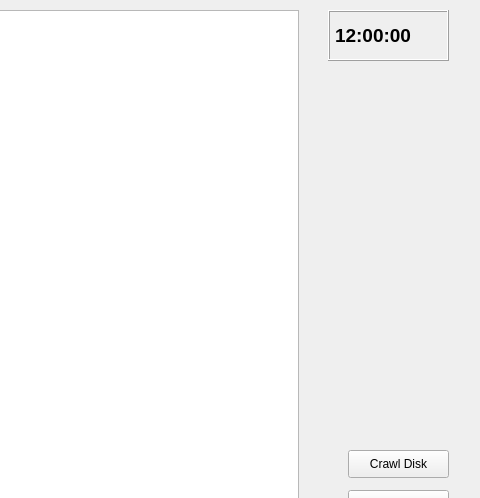
Qt form Code/gui.ui (Dreamwalkerx5/disk_analyser) before a commit; both pictures show x 472 to 952 and y 0 to 498 of the 952 by 761 pixel window.
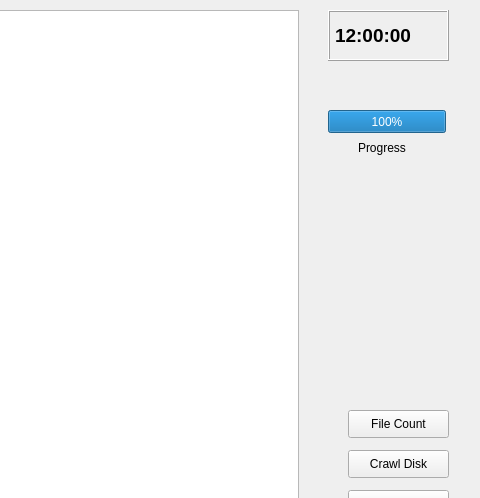
The same form after that commit.

Patch:
```diff
--- a/Code/gui.ui
+++ b/Code/gui.ui
@@ -128,6 +128,45 @@
      <bool>false</bool>
     </property>
    </widget>
+   <widget class="QPushButton" name="count_button">
+    <property name="geometry">
+     <rect>
+      <x>820</x>
+      <y>410</y>
+      <width>101</width>
+      <height>28</height>
+     </rect>
+    </property>
+    <property name="text">
+     <string>File Count</string>
+    </property>
+   </widget>
+   <widget class="QProgressBar" name="progressBar">
+    <property name="geometry">
+     <rect>
+      <x>800</x>
+      <y>110</y>
+      <width>118</width>
+      <height>23</height>
+     </rect>
+    </property>
+    <property name="value">
+     <number>100</number>
+    </property>
+   </widget>
+   <widget class="QLabel" name="label">
+    <property name="geometry">
+     <rect>
+      <x>830</x>
+      <y>140</y>
+      <width>55</width>
+      <height>16</height>
+     </rect>
+    </property>
+    <property name="text">
+     <string>Progress</string>
+    </property>
+   </widget>
   </widget>
   <widget class="QMenuBar" name="menubar">
    <property name="geometry">
```
